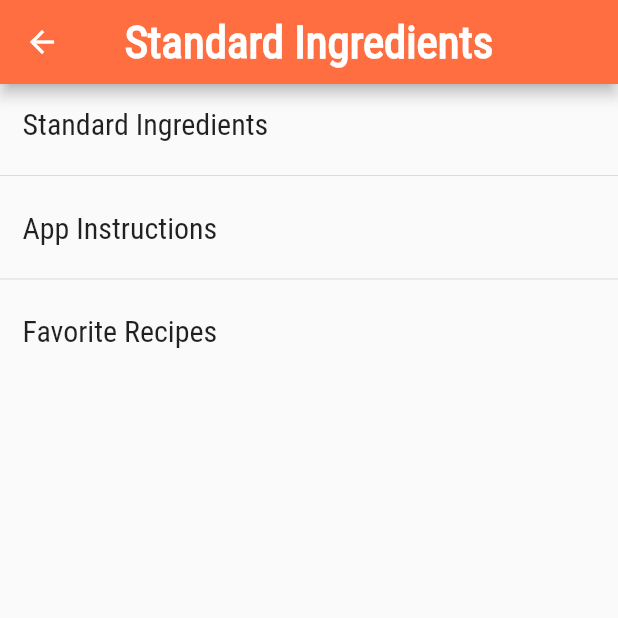
After one commit to Saaketh-J/RecipesOnUs, a Flutter app: the settingsPage screen opened directly, on a phone screen of 412 x 824 dp, the top half of it. The commit adds this screen. Run offline on Flutter 3.47's test engine with Material 2 defaults, Android fonts, the phone set to English and light mode, and no system bars; missing offline and left inert: flutterappexample.

Commit message:
Add files via upload

```diff
--- /dev/null
+++ b/recipes/lib/app_screens/settingsPage.dart
@@ -0,0 +1,87 @@
+import 'package:flutter/material.dart';
+import 'package:flutter/cupertino.dart';
+import 'package:flutterappexample/app_screens/home_page.dart';
+import 'package:flutterappexample/app_screens/home_page2.dart';
+
+class settingsPage extends StatelessWidget {
+  @override
+  Widget build(BuildContext context) {
+    return Scaffold(
+      appBar: AppBar(
+        title: Text('Standard Ingredients',
+          style: TextStyle(
+              color: Colors.white,
+              fontFamily: 'Roboto',
+              fontSize: 30.0,
+              fontWeight: FontWeight.w600),),
+        centerTitle: true, //default makes it in the middle
+        backgroundColor: Colors.deepOrangeAccent,
+      ),
+     body:ListView(
+       children: [
+         FlatButton(child: Align(
+           alignment: Alignment.topLeft,
+           child:Text('Standard Ingredients',
+             style: TextStyle(
+               fontWeight: FontWeight.w500,
+               fontSize: 20,
+             ),
+          textAlign: TextAlign.right,
+         ),
+        ),
+          onPressed: () {
+              changePage(context);
+           },
+           padding: EdgeInsets.symmetric(vertical:15, horizontal: 15),
+         ),
+         Divider(),
+         FlatButton(child: Align(
+           alignment: Alignment.topLeft,
+           child:Text('App Instructions',
+             style: TextStyle(
+               fontWeight: FontWeight.w500,
+               fontSize: 20,
+             ),
+           textAlign: TextAlign.right,
+         ),
+         ),
+           onPressed: () {},
+           padding: EdgeInsets.symmetric(vertical:15, horizontal: 15),
+         ),
+         Divider(),
+         FlatButton(child: Align(
+           alignment: Alignment.topLeft,
+           child:Text('Favorite Recipes',
+             style: TextStyle(
+               fontWeight: FontWeight.w500,
+               fontSize: 20,
+             ),
+             textAlign: TextAlign.right,
+           ),
+         ),
+           onPressed: () {},
+           padding: EdgeInsets.symmetric(vertical:15, horizontal: 15),
+         ),
+       ],
+     ),
+
+    );
+  }
+}
+
+
+
+void changePage(BuildContext context) {
+  showGeneralDialog(
+      context: context,
+      barrierDismissible: true,
+      barrierLabel: MaterialLocalizations.of(context)
+          .modalBarrierDismissLabel,
+      barrierColor: Colors.black45,
+      transitionDuration: const Duration(milliseconds: 200),
+      pageBuilder: (BuildContext buildContext,
+          Animation animation,
+          Animation secondaryAnimation) {
+        return standardIngredients();
+      });
+}
```
Also changed, not shown: recipes/lib/app_screens/home_page.dart (+30 -10 lines).
